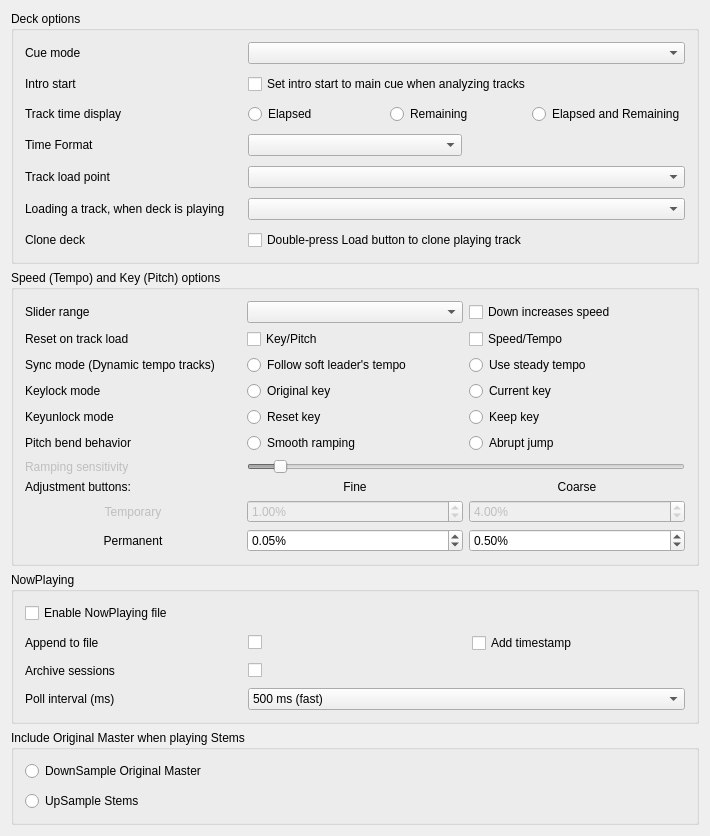
First picture: the form in src/preferences/dialog/dlgprefdeckdlg.ui, repository Eve00000/mixxx, before the edit.
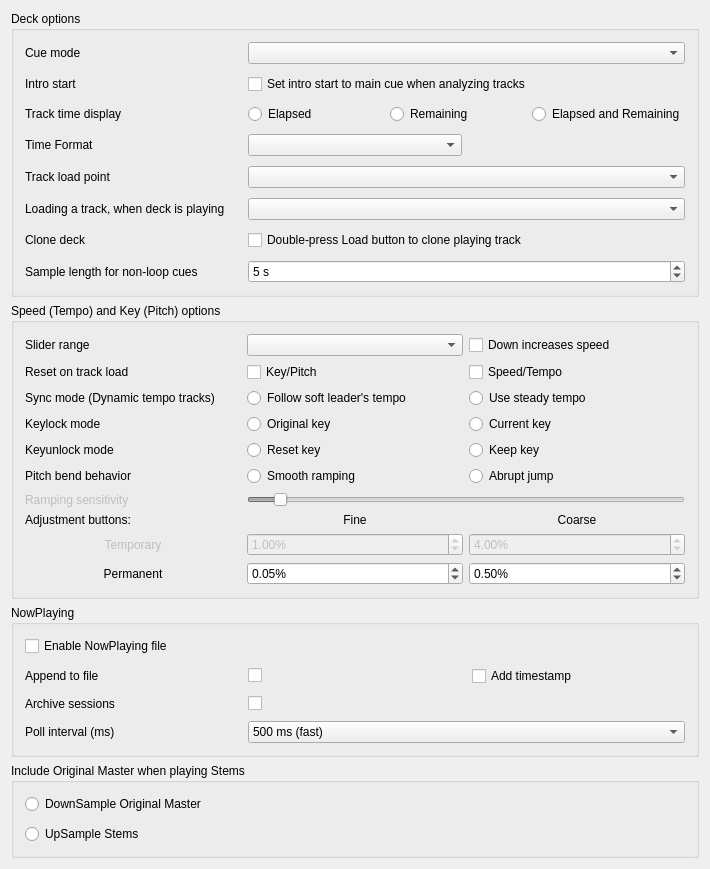
Second picture: the form after the edit.

Patch:
```diff
--- a/src/preferences/dialog/dlgprefdeckdlg.ui
+++ b/src/preferences/dialog/dlgprefdeckdlg.ui
@@ -197,6 +197,41 @@
                 </property>
               </widget>
             </item>
+            <item row="7" column="0">
+              <widget class="QLabel" name="labelNonLoopSampleLength">
+                <property name="text">
+                  <string>Sample length for non-loop cues</string>
+                </property>
+                <property name="buddy">
+                  <cstring>spinBoxNonLoopSampleLength</cstring>
+                </property>
+              </widget>
+            </item>
+            <item row="7" column="1" colspan="2">
+              <widget class="QSpinBox" name="spinBoxNonLoopSampleLength">
+                <property name="toolTip">
+                  <string>
+                    When exporting a plain hotcue (not a loop) as a sample, use this duration.
+                    The default is 5 seconds.
+                  </string>
+                </property>
+                <property name="suffix">
+                  <string> s</string>
+                </property>
+                <property name="minimum">
+                  <number>1</number>
+                </property>
+                <property name="maximum">
+                  <number>60</number>
+                </property>
+                <property name="singleStep">
+                  <number>1</number>
+                </property>
+                <property name="value">
+                  <number>5</number>
+                </property>
+              </widget>
+            </item>
           </layout>
         </widget>
       </item>
```
Left out of the diff: 1 changed line with no effect on the pictures.
